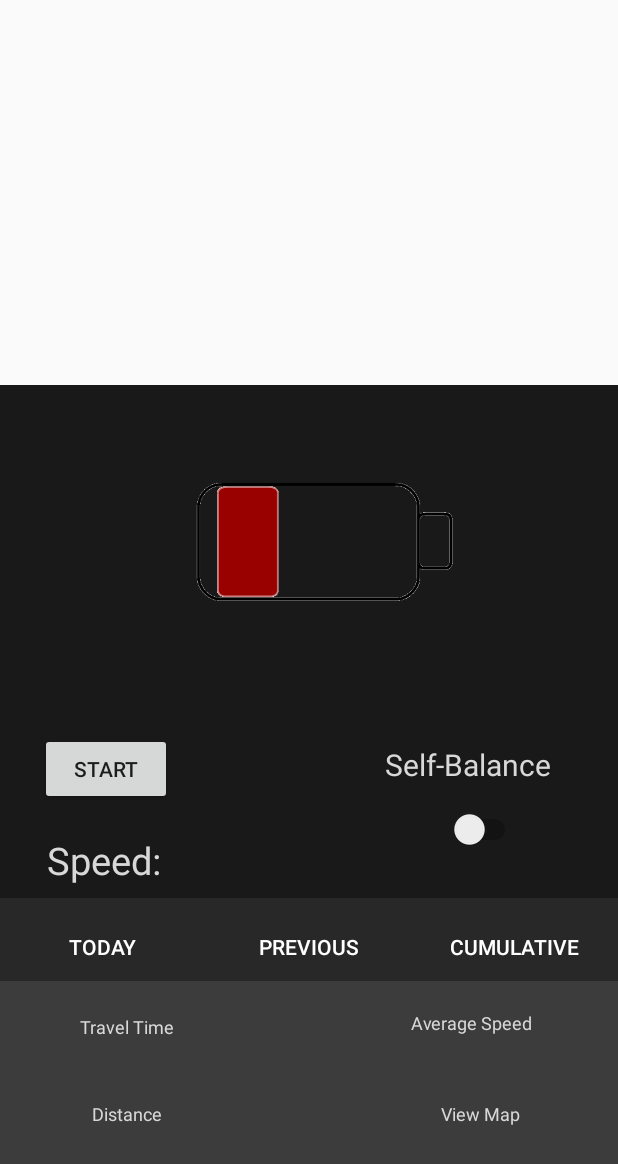
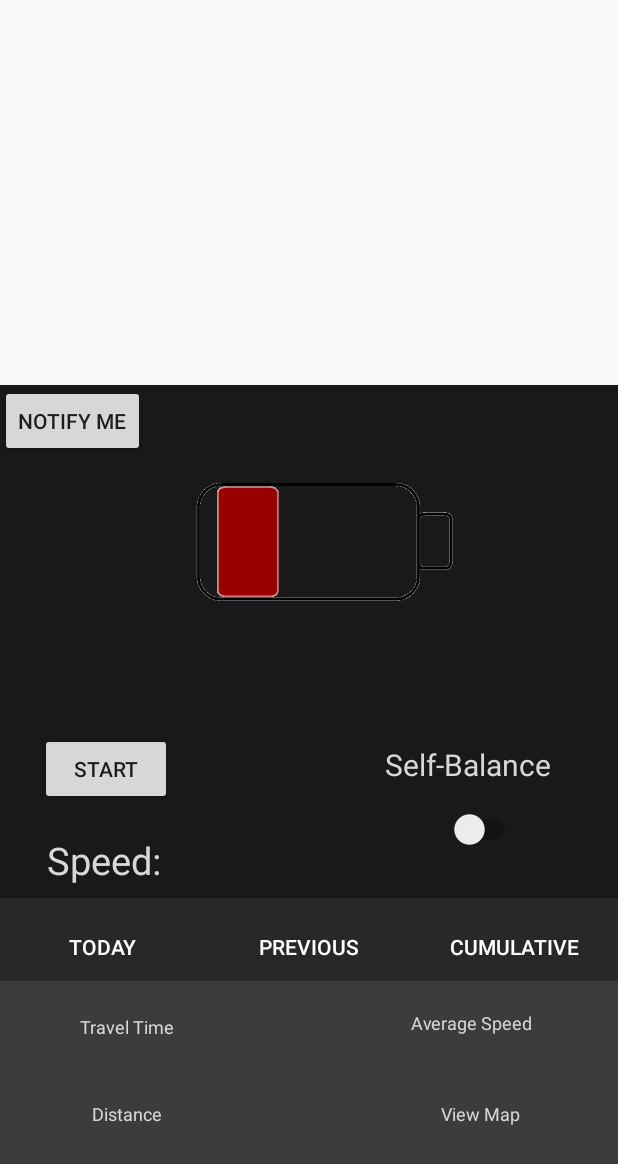
Before and after one commit to ccrossla/HoverchairApp, an Android app: the screen it shows after launch (MainActivity), after a tap on "LOG IN", on a phone screen of 412 x 824 dp. Shown: the top 1164 px of the screen. Run offline under Robolectric (Android 15) with nearby library versions, the phone set to English and light mode, and no system bars; 2 statements that could not run were skipped.

Commit message:
notification_1
set up channel and created notification. notification does not get sent to channel though

```diff
--- a/AndroidStudioProjects/HoverchairApp/app/build.gradle
+++ b/AndroidStudioProjects/HoverchairApp/app/build.gradle
@@ -25,6 +25,9 @@ dependencies {
     implementation 'com.google.android.gms:play-services-location:16.0.0'
     implementation 'com.google.android.gms:play-services-maps:16.0.0'
     implementation 'com.android.support.constraint:constraint-layout:1.1.3'
+    implementation "com.android.support:support-compat:28.0.0"
+    //added for notifications
+    implementation "com.android.support:support-core-utils:28.0.0"
     testImplementation 'junit:junit:4.12'
     androidTestImplementation 'com.android.support.test:runner:1.0.2'
     androidTestImplementation 'com.android.support.test.espresso:espresso-core:3.0.2'
--- a/AndroidStudioProjects/HoverchairApp/app/src/main/java/com/example/carolinecrossland/hoverchairapp/MainActivity.java
+++ b/AndroidStudioProjects/HoverchairApp/app/src/main/java/com/example/carolinecrossland/hoverchairapp/MainActivity.java
@@ -1,7 +1,12 @@
 package com.example.carolinecrossland.hoverchairapp;
 
+import android.app.NotificationChannel;
+import android.content.Context;
+import android.graphics.BitmapFactory;
+import android.graphics.drawable.BitmapDrawable;
 import android.support.constraint.ConstraintLayout;
 import android.support.design.widget.TabLayout;
+import android.support.v4.app.NotificationCompat;
 import android.support.v4.view.ViewPager;
 import android.support.v7.app.AppCompatActivity;
 import android.os.Bundle;
@@ -21,6 +26,11 @@ import android.widget.ImageView;
 import android.widget.TextView;
 import android.os.*;
 
+//added
+import android.app.NotificationManager;
+import android.app.PendingIntent;
+
+
 
 public class MainActivity extends AppCompatActivity {
 
@@ -28,6 +38,11 @@ public class MainActivity extends AppCompatActivity {
     private ConstraintLayout constraintlayout;
     private ViewPager viewpager;
     private Switch selfBalanceSwitch;
+
+    //Here
+    private Context mContext;
+    private NotificationManager mNotificationManager;
+    private NotificationCompat.Builder mBuilder;
 
     ImageView battery;
     Handler handler;
@@ -41,6 +56,12 @@ public class MainActivity extends AppCompatActivity {
     ImageView image;
     static ProgressDialog locate;
     static int p = 0;
+
+
+    //Here
+    NotificationCompat.Builder notification;
+    private static final int uniqueID = 45612; //phone needs id to keep track of all notif
+
 
     private ServiceConnection sc = new ServiceConnection() {
         @Override
@@ -111,6 +132,12 @@ public class MainActivity extends AppCompatActivity {
         start = findViewById(R.id.start);
         battery = findViewById(R.id.battery);
         handler = new Handler();
+
+
+        //Here
+        notification = new NotificationCompat.Builder(this);
+        notification.setAutoCancel(true); //need this to make notification go away
+
 
         runnable = new Runnable() {
             @Override
@@ -220,4 +247,43 @@ public class MainActivity extends AppCompatActivity {
         AlertDialog alert = alertDialogBuilder.create();
         alert.show();
     }
+
+
+    //Here
+    public void notifyMe(View view){
+
+        //Build the notification
+        notification.setSmallIcon(R.drawable.notification_icon);
+       // notification.setTicker("This is the ticker"); //text that shows on status bar
+        notification.setWhen(System.currentTimeMillis()); //when you get text or whatever
+        notification.setContentTitle("Here is the title");
+        notification.setContentText("I am the body text of notification");
+
+        //what happens when user clicks on notification
+        Intent intent = new Intent(this, MainActivity.class); //sends them to app
+        PendingIntent pendingIntent = PendingIntent.getActivity(this,0, intent, PendingIntent.FLAG_UPDATE_CURRENT); //gives phone access to intent's inner app
+        notification.setContentIntent(pendingIntent);
+
+        //send out the notification
+        NotificationManager nm = (NotificationManager) getSystemService(NOTIFICATION_SERVICE);
+        nm.notify(uniqueID, notification.build()); //parameters are id and notification itself
+
+        //Create channel
+        String channelId = "some_channel";
+        CharSequence channelName = "Name";
+        int importance = NotificationManager.IMPORTANCE_DEFAULT;
+
+        if(Build.VERSION.SDK_INT >= Build.VERSION_CODES.O) {
+            NotificationChannel notificationChannel = new NotificationChannel(channelId, channelName, importance);
+            NotificationManager notificationManager = getSystemService(NotificationManager.class);
+            notificationManager.createNotificationChannel(notificationChannel);
+
+        }
+
+        //trying something
+        NoticationCompat.Builder mBuilder = new NotificationCompat.Builder(this, channelId);
+
+    }
+
+
 }
--- a/AndroidStudioProjects/HoverchairApp/app/src/main/res/layout/activity_main.xml
+++ b/AndroidStudioProjects/HoverchairApp/app/src/main/res/layout/activity_main.xml
@@ -121,7 +121,16 @@
                 app:layout_constraintTop_toTopOf="parent"
                 app:layout_constraintVertical_bias="0.065"
                 app:srcCompat="@drawable/battery_proto_full" />
-    </android.support.constraint.ConstraintLayout>
+
+            <Button
+                android:id="@+id/notifybtn"
+                android:layout_width="wrap_content"
+                android:layout_height="wrap_content"
+                android:onClick="notifyMe"
+                android:text="Notify Me"
+                tools:layout_editor_absoluteX="136dp"
+                tools:layout_editor_absoluteY="278dp" />
+        </android.support.constraint.ConstraintLayout>
 
     <android.support.design.widget.TabLayout
         android:id="@+id/tab_layout_cs"
@@ -157,6 +166,6 @@
 
     </android.support.v4.view.ViewPager>
 
-    </RelativeLayout>
+  </RelativeLayout>
 
 </android.support.v4.widget.DrawerLayout>
--- a/AndroidStudioProjects/HoverchairApp/build.gradle
+++ b/AndroidStudioProjects/HoverchairApp/build.gradle
@@ -8,7 +8,6 @@ buildscript {
     }
     dependencies {
         classpath 'com.android.tools.build:gradle:3.2.0'
-
 
         // NOTE: Do not place your application dependencies here; they belong
         // in the individual module build.gradle files
```
